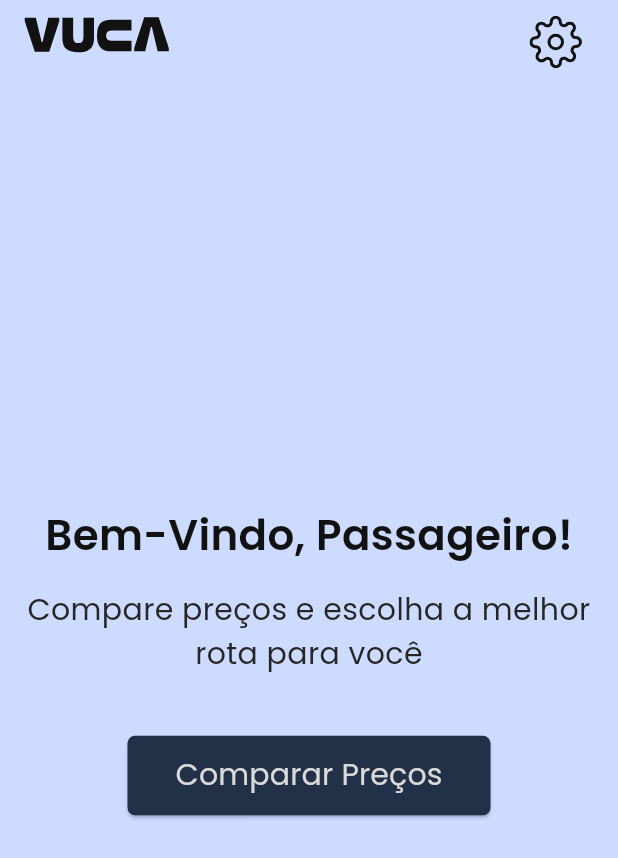
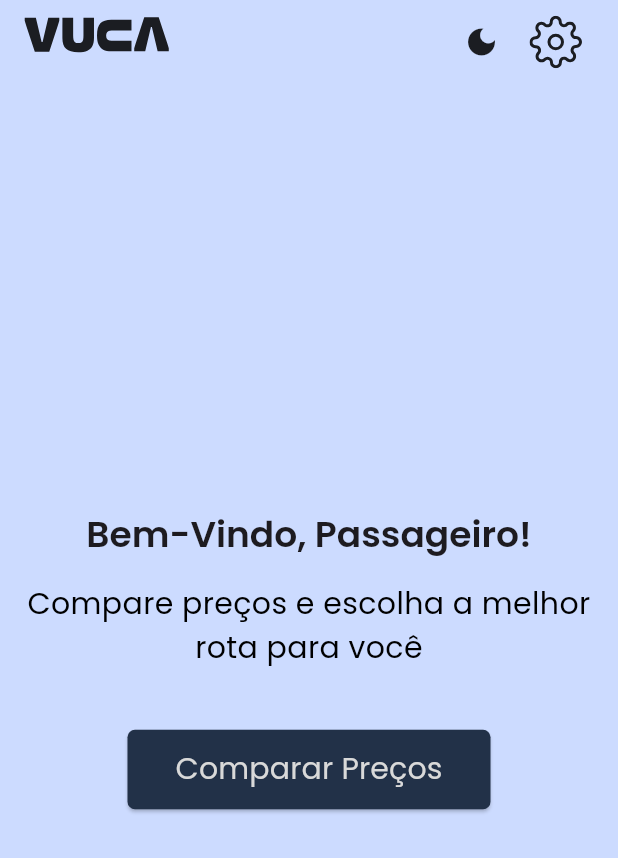
Before and after one commit to 2025-1-NCC5/Projeto2, a Flutter app: the HomeScreen screen opened directly with empty values, on a phone screen of 412 x 824 dp. Shown: the top 858 px of the screen. Run offline on Flutter 3.47's test engine with Material 3 defaults, Android fonts, the phone set to English and light mode, and no system bars; our stand-ins replace flutter_svg, font_awesome_flutter, google_fonts, logger; missing offline and left inert: window_size.

Commit message:
#124 #152 Tema e Animação
A alteração do tema foi implementada de forma parcial, sendo que apenas algumas telas exibem a modificação até o presente momento.

```diff
--- a/src/Application/analysis_options.yaml
+++ b/src/Application/analysis_options.yaml
@@ -7,6 +7,9 @@
 
 # The following line activates a set of recommended lints for Flutter apps,
 # packages, and plugins designed to encourage good coding practices.
+analyzer:
+  errors:
+    unused_element: ignore
 include: package:flutter_lints/flutter.yaml
 
 linter:
--- a/src/Application/lib/components/scripts/home_screen.dart
+++ b/src/Application/lib/components/scripts/home_screen.dart
@@ -1,6 +1,9 @@
 import 'package:flutter/material.dart';
+import 'package:flutter_application_2/components/scripts/themeprovider.dart';
 import 'package:flutter_svg/flutter_svg.dart';
 import 'package:logger/web.dart';
+import 'package:provider/provider.dart';
+import '../themeprovider.dart';
 import './configuration_screen.dart';
 import './orcamento_screen.dart';
 import '../conexao_endpoints/usuarios.dart';
@@ -14,69 +17,122 @@ class HomeScreen extends StatefulWidget {
   State<HomeScreen> createState() => _HomeScreenState();
 }
 
-class _HomeScreenState extends State<HomeScreen> {
+class _HomeScreenState extends State<HomeScreen> with TickerProviderStateMixin {
+  late AnimationController _controller;
+  late Animation<double> _scaleAnimation;
+
+  @override
+  void initState() {
+    super.initState();
+    _controller = AnimationController(
+      vsync: this,
+      duration: Duration(milliseconds: 100),
+      lowerBound: 0.0,
+      upperBound: 0.05,
+    );
+
+    _scaleAnimation = Tween<double>(
+      begin: 1.0,
+      end: 0.95,
+    ).animate(CurvedAnimation(parent: _controller, curve: Curves.easeInOut));
+  }
+
+  @override
+  void dispose() {
+    _controller.dispose();
+    super.dispose();
+  }
+
   @override
   Widget build(BuildContext context) {
+    final themeProvider = Provider.of<ThemeProvider>(context);
+
     return Scaffold(
       appBar: AppBar(
         automaticallyImplyLeading: false,
-        backgroundColor: Color(0xFFCCDBFF),
+        backgroundColor: Theme.of(context).appBarTheme.backgroundColor,
         title: Stack(
           children: [
             Align(
               alignment: Alignment.centerRight,
-              child: IconButton(
+              child: Row(
+                mainAxisSize: MainAxisSize.min,
+                children: [
+                  IconButton(
+                    onPressed: () {
+                      themeProvider.toggleTheme();
+                    },
+                    icon: Icon(
+                      themeProvider.themeMode == ThemeMode.dark
+                          ? Icons.light_mode
+                          : Icons.dark_mode,
+                      color: Theme.of(context).iconTheme.color,
+                    ),
+                  ),
+                  IconButton(
                     onPressed: () => irParaConfiguration(),
-                icon: SvgPicture.asset('assets/img_configuracoes.svg'),
+                    icon: SvgPicture.asset(
+                      'assets/img_configuracoes.svg',
+                      colorFilter: ColorFilter.mode(
+                        Theme.of(context).iconTheme.color ?? Colors.white,
+                        BlendMode.srcIn,
+                      ),
+                    ),
+                  ),
+                ],
               ),
             ),
             Align(
               alignment: Alignment.centerLeft,
-              child: SvgPicture.asset('assets/txt_logo.svg'),
+              child: SvgPicture.asset(
+                'assets/txt_logo.svg',
+                colorFilter: ColorFilter.mode(
+                  Theme.of(context).iconTheme.color ?? Colors.white,
+                  BlendMode.srcIn,
+                ),
+              ),
             ),
           ],
         ),
       ),
       body: Container(
-        color: Color(0XFFCCDBFF),
+        color: Theme.of(context).scaffoldBackgroundColor,
         width: double.infinity,
         height: double.infinity,
         child: Column(
-          mainAxisSize:
-              MainAxisSize
-                  .min, // Garante que a Column ocupe apenas o espaço necessário
-          mainAxisAlignment:
-              MainAxisAlignment.center, // Centraliza os elementos verticalmente
-          crossAxisAlignment:
-              CrossAxisAlignment
-                  .center, // Centraliza os elementos horizontalmente
+          mainAxisSize: MainAxisSize.min,
+          mainAxisAlignment: MainAxisAlignment.center,
+          crossAxisAlignment: CrossAxisAlignment.center,
           children: [
             Text(
               "Bem-Vindo, Passageiro!",
-              style: TextStyle(
+              style: Theme.of(context).textTheme.headlineSmall?.copyWith(
+                fontWeight: FontWeight.w600,
                 fontFamily: 'Poppins',
-                fontWeight: FontWeight.w600,
-                color: Color(0XFF121212),
-                fontSize: 28,
               ),
             ),
-            SizedBox(height: 16), // Espaço entre os textos
+            SizedBox(height: 16),
             Text(
               "Compare preços e escolha a melhor rota para você",
-              style: TextStyle(
-                fontFamily: 'Poppins',
+              style: Theme.of(context).textTheme.bodyMedium?.copyWith(
                 fontWeight: FontWeight.w400,
                 fontSize: 20,
-                color: Color(0XFF262626),
+                fontFamily: 'Poppins',
               ),
-              textAlign:
-                  TextAlign.center, // Garante que o texto fique centralizado
+              textAlign: TextAlign.center,
             ),
-            SizedBox(height: 40), // Espaço entre o texto e o botão
-            ElevatedButton(
-              onPressed: () {
+            SizedBox(height: 40),
+            GestureDetector(
+              onTapDown: (_) => _controller.forward(),
+              onTapUp: (_) {
+                _controller.reverse();
                 _showRidePopup(context);
               },
+              onTapCancel: () => _controller.reverse(),
+              child: ScaleTransition(
+                scale: _scaleAnimation,
+                child: ElevatedButton(
+                  onPressed: () {},
                   style: ElevatedButton.styleFrom(
                     backgroundColor: Color(0XFF223148),
                     foregroundColor: Color(0XFFD9D9D9),
@@ -91,6 +147,8 @@ class _HomeScreenState extends State<HomeScreen> {
                       fontFamily: 'Poppins',
                       fontWeight: FontWeight.w400,
                       fontSize: 20,
+                    ),
+                  ),
                 ),
               ),
             ),
@@ -113,9 +171,9 @@ class _HomeScreenState extends State<HomeScreen> {
           shape: RoundedRectangleBorder(
             borderRadius: BorderRadius.circular(10),
           ),
-          contentPadding: EdgeInsets.all(40), // Aumenta o espaçamento interno
+          contentPadding: EdgeInsets.all(40),
           content: SizedBox(
-            width: MediaQuery.of(context).size.width * 0.95, // 95% da tela
+            width: MediaQuery.of(context).size.width * 0.95,
             child: Column(
               mainAxisSize: MainAxisSize.min,
               mainAxisAlignment: MainAxisAlignment.center,
@@ -154,13 +212,11 @@ class _HomeScreenState extends State<HomeScreen> {
                     // Removendo a borda padrão e usando apenas o arredondamento
                     enabledBorder: OutlineInputBorder(
                       borderRadius: BorderRadius.circular(5),
-                      borderSide: BorderSide.none, // Removendo o contorno
+                      borderSide: BorderSide.none,
                     ),
                     focusedBorder: OutlineInputBorder(
                       borderRadius: BorderRadius.circular(5),
-                      borderSide:
-                          BorderSide
-                              .none, // Também removendo o contorno ao focar
+                      borderSide: BorderSide.none,
                     ),
                     suffixIcon: Icon(
                       Icons.location_on,
@@ -185,26 +241,24 @@ class _HomeScreenState extends State<HomeScreen> {
                     // Removendo a borda padrão e usando apenas o arredondamento
                     enabledBorder: OutlineInputBorder(
                       borderRadius: BorderRadius.circular(5),
-                      borderSide: BorderSide.none, // Removendo o contorno
+                      borderSide: BorderSide.none,
                     ),
                     focusedBorder: OutlineInputBorder(
                       borderRadius: BorderRadius.circular(5),
-                      borderSide:
-                          BorderSide
-                              .none, // Também removendo o contorno ao focar
+                      borderSide: BorderSide.none,
                     ),
-                    suffixIcon: Icon(
-                      Icons.search,
-                      color: Color(0XFFA3A3A3),
-                    ),
+                    suffixIcon: Icon(Icons.search, color: Color(0XFFA3A3A3)),
                   ),
                 ),
                 SizedBox(height: 36),
 
                 // Botão "Calcular Corrida"
                 ElevatedButton(
-                  onPressed: (){
-                    simularCorrida(pickupController.text, destinationController.text);
+                  onPressed: () {
+                    simularCorrida(
+                      pickupController.text,
+                      destinationController.text,
+                    );
                   },
                   style: ElevatedButton.styleFrom(
                     backgroundColor: Color(0XFF416383),
@@ -231,50 +285,50 @@ class _HomeScreenState extends State<HomeScreen> {
     );
   }
 
-  void irParaConfiguration() async {
-    //final response = await Usuarios.fazerLogin(emailController.text, senhaController.text);
-    //if(response != null && response["sucesso"] == true){
+  void irParaConfiguration() {
     Navigator.push(
       context,
-        MaterialPageRoute(builder: (context) => ConfigurationScreen(token : widget.token)),
+      MaterialPageRoute(
+        builder: (context) => ConfigurationScreen(token: widget.token),
+      ),
     );
-    //}else{
-        //String errorMessage = response?['message'] ?? 'Something went wrong!';
-        //ScaffoldMessenger.of(context).showSnackBar(
-          //SnackBar(content: Text('Request failed: ${errorMessage}')),
-        //);
-    //}
   }
 
   void simularCorrida(String origem, String destino) async {
     final tokenVerificado = await Usuarios.verificarToken(widget.token);
 
-      if(tokenVerificado != null && tokenVerificado["valido"] == true){
-
-        ScaffoldMessenger.of(context).showSnackBar(
-          SnackBar(content: Text("Calculando corrida...")),
-        );
+    if (tokenVerificado != null && tokenVerificado["valido"] == true) {
+      ScaffoldMessenger.of(
+        context,
+      ).showSnackBar(SnackBar(content: Text("Calculando corrida...")));
 
       final response = await Usuarios.simularCorrida(origem, destino);
 
-        if(response != null && response["sucesso"] == true){
+      if (response != null && response["sucesso"] == true) {
         Navigator.push(
           context,
-            MaterialPageRoute(builder: (context) => OrcamentoScreen(token : widget.token, respostaSimulacao : response)),
+          MaterialPageRoute(
+            builder:
+                (context) => OrcamentoScreen(
+                  token: widget.token,
+                  respostaSimulacao: response,
+                ),
+          ),
         );
-        }else{
+      } else {
         String errorMessage = response?['message'] ?? 'Tente Novamente';
         ScaffoldMessenger.of(context).showSnackBar(
-            SnackBar(content: Text('Request failed: ${errorMessage}')),
+          SnackBar(content: Text('Request failed: $errorMessage')),
         );
       }
-      }else{
+    } else {
+      String errorMessage =
+          tokenVerificado?['mensagem'] ?? 'Favor, logar novamente.';
 
-        String errorMessage = tokenVerificado?['mensagem'] ?? 'Favor, logar novamente.';
+      ScaffoldMessenger.of(
+        context,
+      ).showSnackBar(SnackBar(content: Text(errorMessage)));
 
-        ScaffoldMessenger.of(context).showSnackBar(
-          SnackBar(content: Text(errorMessage)),
-        );
       Navigator.pushAndRemoveUntil(
         context,
         MaterialPageRoute(builder: (context) => TelaLogin()),
--- /dev/null
+++ b/src/Application/lib/components/scripts/themeprovider.dart
@@ -0,0 +1,13 @@
+import 'package:flutter/material.dart';
+
+class ThemeProvider with ChangeNotifier {
+  ThemeMode _themeMode = ThemeMode.light;
+
+  ThemeMode get themeMode => _themeMode;
+
+  void toggleTheme() {
+    _themeMode =
+        _themeMode == ThemeMode.light ? ThemeMode.dark : ThemeMode.light;
+    notifyListeners(); // avisa o app que mudou
+  }
+}
--- /dev/null
+++ b/src/Application/lib/components/themeprovider.dart
@@ -0,0 +1 @@
+// TODO Implement this library.
--- /dev/null
+++ b/src/Application/lib/themeprovider.dart
@@ -0,0 +1 @@
+// TODO Implement this library.
--- a/src/Application/pubspec.yaml
+++ b/src/Application/pubspec.yaml
@@ -18,6 +18,7 @@ dependencies:
   http: ^1.3.0
   logger: ^2.5.0
   video_player: ^2.7.2
+  provider: ^6.0.5
 
 dev_dependencies:
   flutter_test:
```
Also changed, not shown: src/Application/lib/components/conexao_endpoints/tipo_de_conexao.dart (+9 -9 lines), src/Application/lib/components/scripts/configuration_screen.dart (+63 -35 lines), src/Application/lib/components/scripts/esquecue_senha.dart (+93 -136 lines), src/Application/lib/components/scripts/orcamento_screen.dart (+13 -5 lines), src/Application/lib/components/scripts/tela_cadastro.dart (+31 -9 lines), src/Application/lib/main.dart (+34 -10 lines), src/Application/pubspec.lock, 1 other file. Lines whose indentation alone changed are shown as unchanged.
